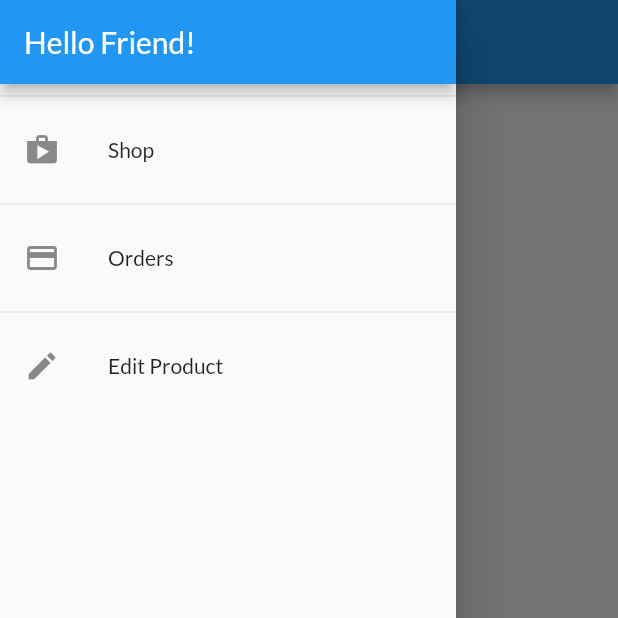
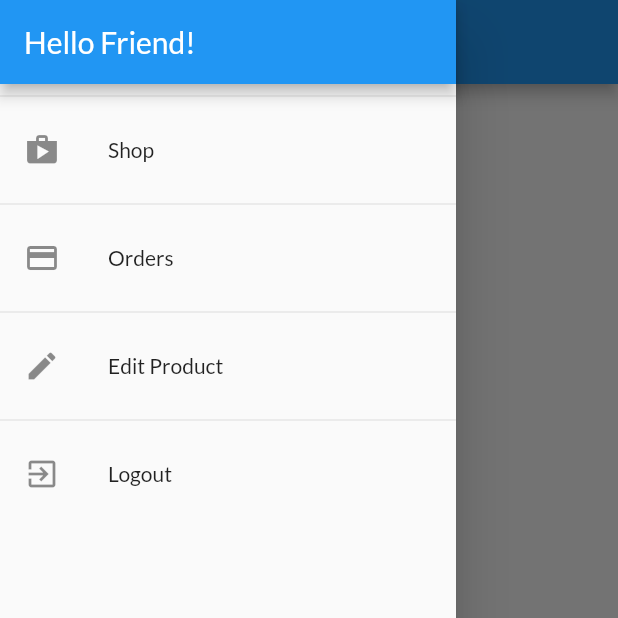
Before and after one commit to sadid369/shopapp, a Flutter app: the OrdersScreen screen opened by its route, with the side drawer open, on a phone screen of 412 x 824 dp, the top half of it. Run offline on Flutter 3.47's test engine with Material 2 defaults, Android fonts, the phone set to English and light mode, and no system bars; network calls fail.

Commit message:
14. Adding a Logout Functionality

```diff
--- a/lib/main.dart
+++ b/lib/main.dart
@@ -31,16 +31,16 @@ class MyApp extends StatelessWidget {
               create: (ctx) => Products([], '', ''),
               update: (ctx, auth, previousProducts) => Products(
                     previousProducts == null ? [] : previousProducts.items,
-                    auth.token!,
+                    auth.token,
                     auth.userId,
                   )),
           ChangeNotifierProvider(
             create: (ctx) => Cart(),
           ),
           ChangeNotifierProxyProvider<Auth, Orders>(
-            create: (ctx) => Orders('', []),
+            create: (ctx) => Orders('', '', []),
             update: (ctx, auth, previousOrders) =>
-                Orders(auth.token!, previousOrders!.order),
+                Orders(auth.token, auth.userId, previousOrders!.order),
           )
         ],
         child: Consumer<Auth>(
--- a/lib/providers/auth.dart
+++ b/lib/providers/auth.dart
@@ -16,13 +16,13 @@ class Auth with ChangeNotifier {
     if (_expiryDate != null &&
         _expiryDate!.isAfter(DateTime.now()) &&
         _token != null) {
-      return _token!;
+      return _token;
     }
     return null;
   }
 
-  String get userId {
-    return _userId!;
+  String? get userId {
+    return _userId;
   }
 
   Future<void> _authenticate(
@@ -71,4 +71,11 @@ class Auth with ChangeNotifier {
   Future<void> signin(String email, String password) async {
     return _authenticate(email, password, 'signInWithPassword');
   }
+
+  void logout() {
+    _token = null;
+    _userId = null;
+    _expiryDate = null;
+    notifyListeners();
+  }
 }
--- a/lib/providers/orders.dart
+++ b/lib/providers/orders.dart
@@ -23,11 +23,12 @@ class Orders with ChangeNotifier {
     return [..._order];
   }
 
-  final String authToken;
-  Orders(this.authToken, this._order);
+  final String? authToken;
+  final String? userID;
+  Orders(this.authToken, this.userID, this._order);
   Future<void> fatchAndSetOrders() async {
     final url =
-        'https://shop-app-main-default-rtdb.asia-southeast1.firebasedatabase.app/orders.json?auth=$authToken';
+        'https://shop-app-main-default-rtdb.asia-southeast1.firebasedatabase.app/orders/$userID.json?auth=$authToken';
     final response = await http.get(Uri.parse(url));
     print(json.decode(response.body));
     final List<OrderItem> loadedOrders = [];
@@ -54,7 +55,7 @@ class Orders with ChangeNotifier {
 
   Future<void> addOrder(List<CartItem> cartProduct, double total) async {
     final url =
-        'https://shop-app-main-default-rtdb.asia-southeast1.firebasedatabase.app/orders.json?auth=$authToken';
+        'https://shop-app-main-default-rtdb.asia-southeast1.firebasedatabase.app/orders/$userID.json?auth=$authToken';
     final timeStamp = DateTime.now();
     final response = await http.post(Uri.parse(url),
         body: json.encode({
--- a/lib/providers/product.dart
+++ b/lib/providers/product.dart
@@ -23,7 +23,7 @@ class Product with ChangeNotifier {
     notifyListeners();
   }
 
-  Future<void> toggleFavorite(String authToken, String userID) async {
+  Future<void> toggleFavorite(String? authToken, String? userID) async {
     final oldStatus = isFavorite;
     isFavorite = !isFavorite;
     notifyListeners();
--- a/lib/providers/products_provider.dart
+++ b/lib/providers/products_provider.dart
@@ -43,8 +43,8 @@ class Products with ChangeNotifier {
     // ),
   ];
   // var _showFavoritesOnly = false;
-  final String authToken;
-  final String userId;
+  final String? authToken;
+  final String? userId;
   Products(
     this._items,
     this.authToken,
--- a/lib/screen/orders_screen.dart
+++ b/lib/screen/orders_screen.dart
@@ -34,8 +34,7 @@ class _OrdersScreenState extends State<OrdersScreen> {
       ),
       drawer: AppDrawer(),
       body: FutureBuilder(
-          future:
-              _orderFuture,
+          future: _orderFuture,
           builder: (ctx, dataSnapshot) {
             if (dataSnapshot.connectionState == ConnectionState.waiting) {
               return Center(
@@ -49,9 +48,9 @@ class _OrdersScreenState extends State<OrdersScreen> {
               } else {
                 return Consumer<Orders>(
                   builder: (ctx, orderData, child) => ListView.builder(
-                    itemCount: orderData.order.length,
+                    itemCount: orderData.order!.length,
                     itemBuilder: (ctx, i) => OrderItem(
-                      order: orderData.order[i],
+                      order: orderData.order![i],
                     ),
                   ),
                 );
--- a/lib/widget/app_drawer.dart
+++ b/lib/widget/app_drawer.dart
@@ -1,6 +1,8 @@
 import 'package:flutter/material.dart';
+import 'package:shopapp/providers/auth.dart';
 import 'package:shopapp/screen/orders_screen.dart';
 import 'package:shopapp/screen/user_product_screen.dart';
+import 'package:provider/provider.dart';
 
 class AppDrawer extends StatelessWidget {
   @override
@@ -37,6 +39,15 @@ class AppDrawer extends StatelessWidget {
               Navigator.of(context).pushNamed(UserProductScreen.routeName);
             },
           ),
+          Divider(),
+          ListTile(
+            leading: Icon(Icons.exit_to_app),
+            title: Text('Logout'),
+            onTap: () {
+              Navigator.of(context).pop();
+              Provider.of<Auth>(context, listen: false).logout();
+            },
+          ),
         ],
       ),
     );
```
